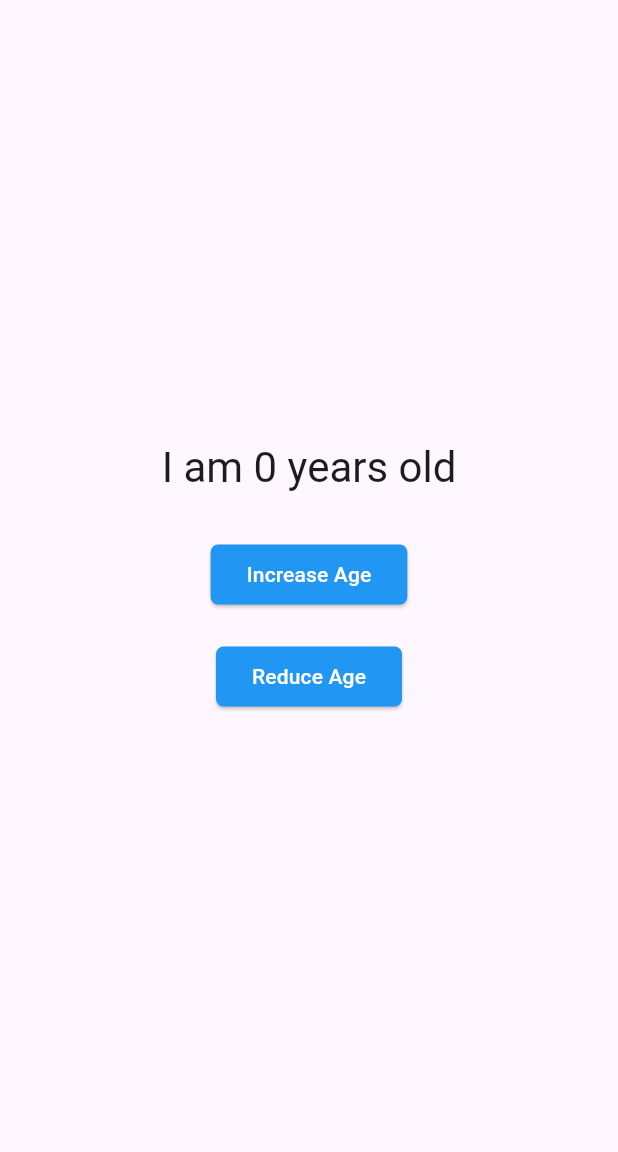
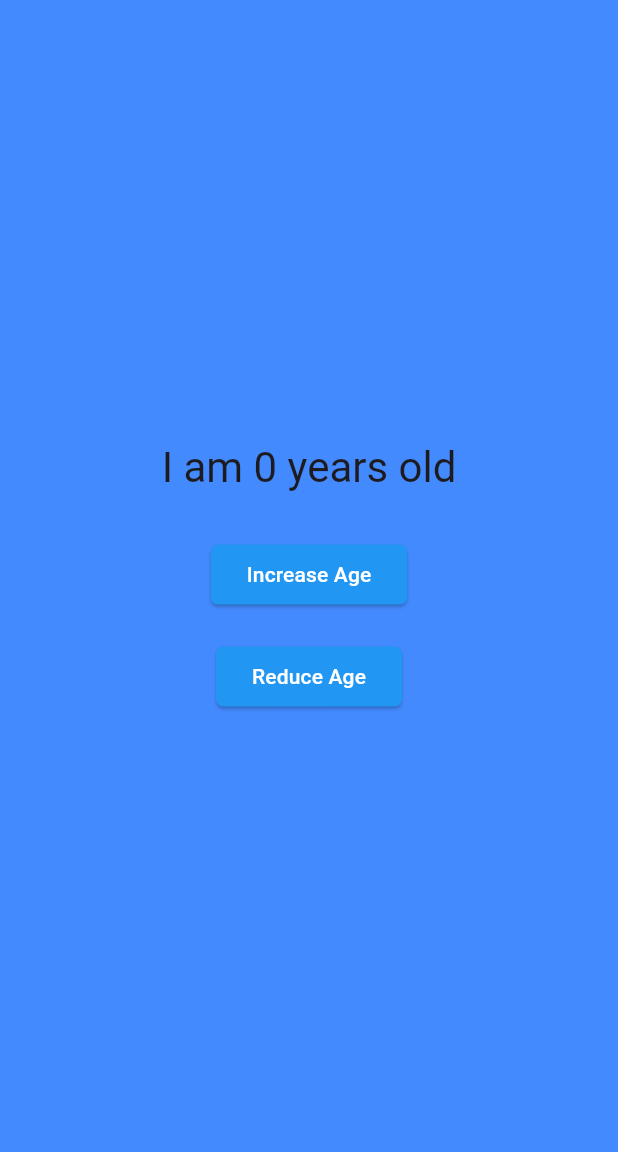
Before and after one commit to Ruhisawant/Age-Counter, a Flutter app: the screen it shows after launch, on a phone screen of 412 x 824 dp, the part 84-1236 px from its top. Run offline on Flutter 3.47's test engine with Material 3 defaults, Android fonts, the light colour scheme and no system bars; missing offline and left inert: window_size.

Commit message:
Created milestones

```diff
--- a/lib/main.dart
+++ b/lib/main.dart
@@ -88,7 +88,25 @@
         backgroundColor: Colors.blue,
         centerTitle: false,
       ),
-      body: Center(
+      body: Consumer<Counter>(
+        builder: (context, counter, child) {
+          // Change background color based on counter value
+          Color backgroundColor;
+          if (counter.value >= 0 && counter.value <= 12) {
+            backgroundColor = Colors.blueAccent;
+          } else if (counter.value >= 13 && counter.value <= 19) {
+            backgroundColor = Colors.greenAccent;
+          } else if (counter.value >= 20 && counter.value <= 30) {
+            backgroundColor = Colors.yellowAccent;
+          } else if (counter.value >= 31 && counter.value <= 50) {
+            backgroundColor = Colors.orangeAccent;
+          } else {
+            backgroundColor = Colors.grey;
+          }
+
+          return Container(
+            color: backgroundColor,
+            child: Center(
               child: Column(
                 mainAxisAlignment: MainAxisAlignment.center,
                 children: [
@@ -96,11 +114,9 @@
                   // and retrieves its model (Counter, in this case).
                   // Then it uses that model to build widgets, and will trigger
                   // rebuilds if the model is updated.
-            Consumer<Counter>(
-              builder: (context, counter, child) => Text(
+                  Text(
                       'I am ${counter.value} years old',
                       style: Theme.of(context).textTheme.headlineMedium,
-              ),
                     ),
 
                   const SizedBox(height: 30),
@@ -135,6 +151,9 @@
                   ),
                 ],
               ),
+            )
+          );
+        },
       ),
       // floatingActionButton: FloatingActionButton(
       //   onPressed: () {
```
Lines whose indentation alone changed are shown as unchanged.
